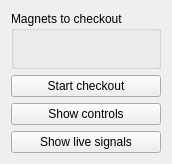
First picture: the form in magnet_checkout/checkout.ui, repository slaclab/rf_commissioning, before the edit.
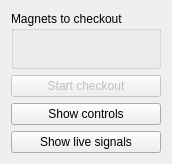
Second picture: the form after the edit.

Commit message: patching plot and control windows for magnet checkout

Patch:
```diff
--- a/magnet_checkout/checkout.ui
+++ b/magnet_checkout/checkout.ui
@@ -23,6 +23,9 @@
    </item>
    <item row="1" column="0">
     <widget class="QPushButton" name="start_button">
+     <property name="enabled">
+      <bool>false</bool>
+     </property>
      <property name="text">
       <string>Start checkout</string>
      </property>
```
The commit also changes 4 other files.
